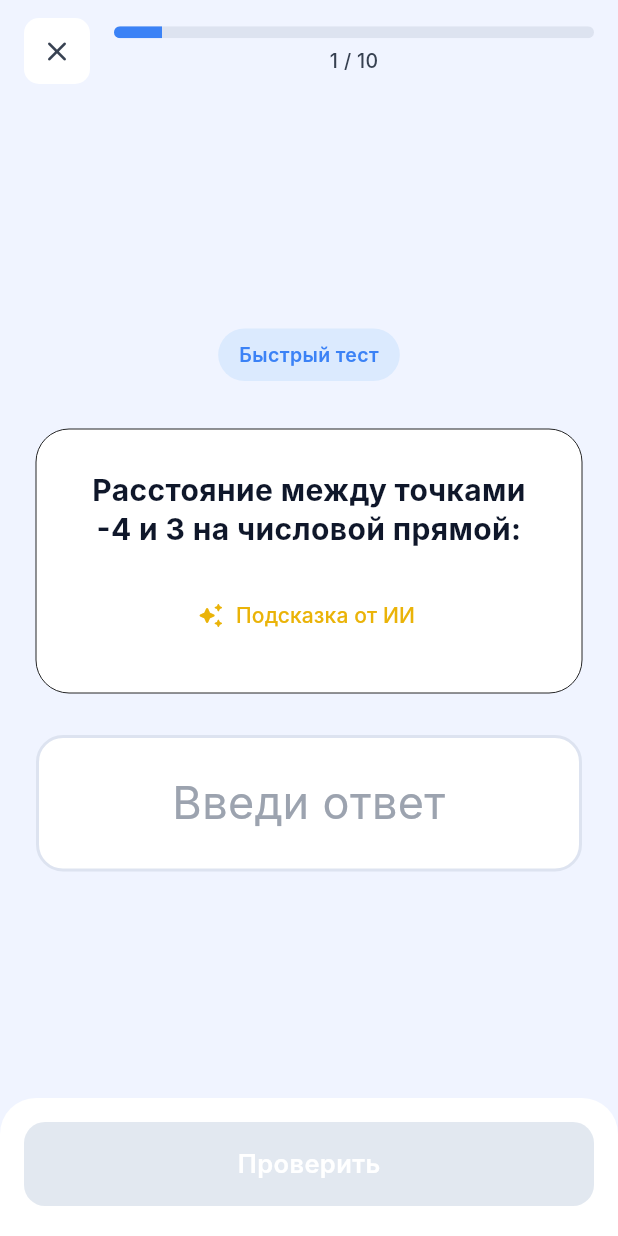
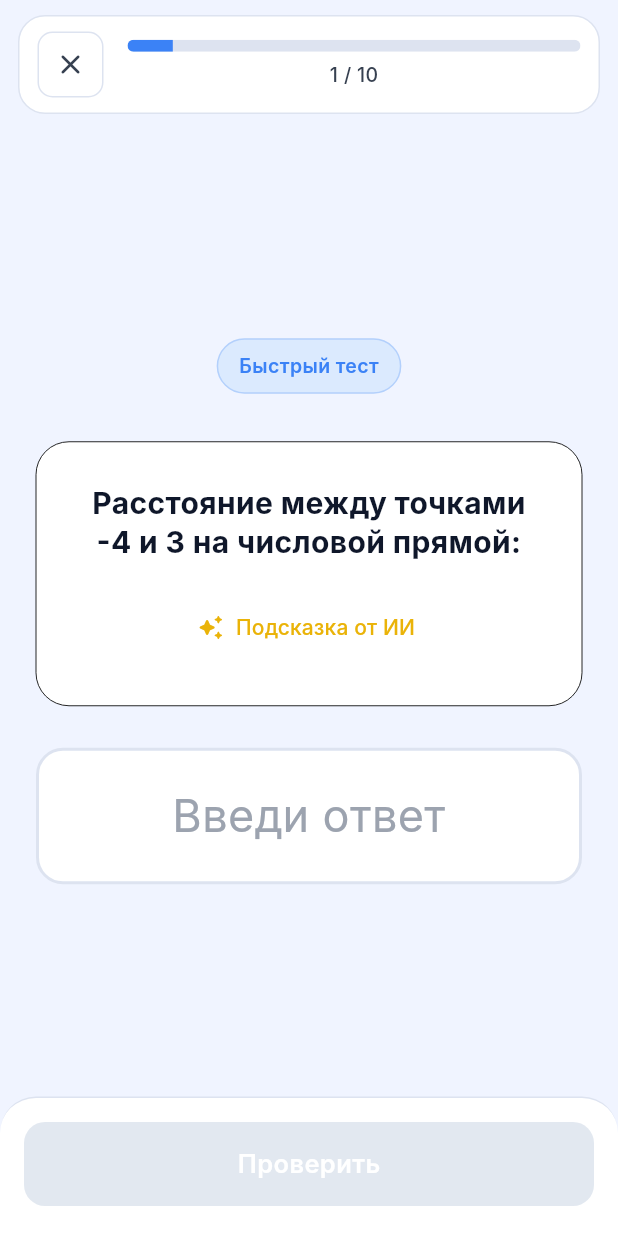
Before and after one commit to proektnyjfedor-stack/Algeon, a Flutter app: the screen it shows after launch, after a tap on "Пропустить", after a tap on "Практика", after a tap on "НАЧАТЬ", on a phone screen of 412 x 824 dp. Run offline on Flutter 3.47's test engine with Material 3 defaults, Android fonts, the phone set to English and light mode, and no system bars; our stand-ins replace firebase_auth, firebase_core, go_router, image_picker, shared_preferences; missing offline and left inert: flutter_math_fork; accounts and stored records are empty; Roboto replaces fonts that are missing (Inter).

Commit message:
style: polish task screen chrome and progress visuals
Refine the task UI with a cleaner top progress panel, bordered action icon, smoother animated progress fill, and a crisper bottom sheet edge for a more premium and cohesive look.

Made-with: Cursor

```diff
--- a/lib/screens/task_screen.dart
+++ b/lib/screens/task_screen.dart
@@ -320,7 +320,13 @@ class _TaskScreenState extends State<TaskScreen> with TickerProviderStateMixin {
 
   Widget _buildTopBar() {
     return Container(
-      padding: const EdgeInsets.fromLTRB(16, 12, 16, 12),
+      margin: const EdgeInsets.fromLTRB(12, 10, 12, 8),
+      padding: const EdgeInsets.fromLTRB(12, 10, 12, 10),
+      decoration: BoxDecoration(
+        color: AppThemeColors.surface(context),
+        borderRadius: BorderRadius.circular(AppRadius.lg),
+        border: Border.all(color: AppThemeColors.border(context)),
+      ),
       child: Row(
         children: [
           // Close
@@ -335,11 +341,19 @@ class _TaskScreenState extends State<TaskScreen> with TickerProviderStateMixin {
               children: [
                 ClipRRect(
                   borderRadius: BorderRadius.circular(AppRadius.xs),
-                  child: LinearProgressIndicator(
-                    value: _progress,
-                    backgroundColor: AppThemeColors.border(context),
-                    valueColor: AlwaysStoppedAnimation(AppColors.accent),
-                    minHeight: 8,
+                  child: TweenAnimationBuilder<double>(
+                    key: ValueKey('task_progress_${_progress.toStringAsFixed(3)}'),
+                    tween: Tween(begin: 0, end: _progress),
+                    duration: const Duration(milliseconds: 420),
+                    curve: Curves.easeOutCubic,
+                    builder: (context, animatedProgress, _) {
+                      return LinearProgressIndicator(
+                        value: animatedProgress,
+                        backgroundColor: AppThemeColors.border(context),
+                        valueColor: AlwaysStoppedAnimation(AppColors.accent),
+                        minHeight: 8,
+                      );
+                    },
                   ),
                 ),
                 const SizedBox(height: 6),
@@ -373,6 +387,7 @@ class _TaskScreenState extends State<TaskScreen> with TickerProviderStateMixin {
         decoration: BoxDecoration(
           color: AppThemeColors.surface(context),
           borderRadius: BorderRadius.circular(AppRadius.sm),
+          border: Border.all(color: AppThemeColors.border(context)),
         ),
         child: Icon(
           icon,
@@ -396,6 +411,9 @@ class _TaskScreenState extends State<TaskScreen> with TickerProviderStateMixin {
               decoration: BoxDecoration(
                 color: AppThemeColors.accentLight(context),
                 borderRadius: BorderRadius.circular(AppRadius.xl),
+                border: Border.all(
+                  color: AppColors.accent.withValues(alpha: 0.25),
+                ),
               ),
               child: Text(
                 widget.topicName,
@@ -804,6 +822,9 @@ class _TaskScreenState extends State<TaskScreen> with TickerProviderStateMixin {
       padding: EdgeInsets.fromLTRB(16, keyboardMode ? 4 : 16, 16, keyboardMode ? 8 : 20),
       decoration: BoxDecoration(
         color: AppThemeColors.surface(context),
+        border: Border(
+          top: BorderSide(color: AppThemeColors.border(context)),
+        ),
         borderRadius: const BorderRadius.vertical(
           top: Radius.circular(24),
         ),
```
